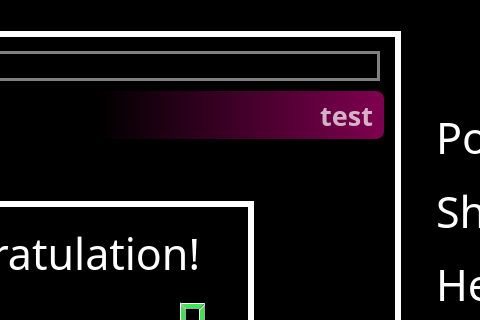
alvin5716/Shooting-Game-Space-Defender, file mainwindow.ui: the form before one commit; both pictures show x 434 to 914 and y 0 to 320 of the 1206 by 962 pixel window.
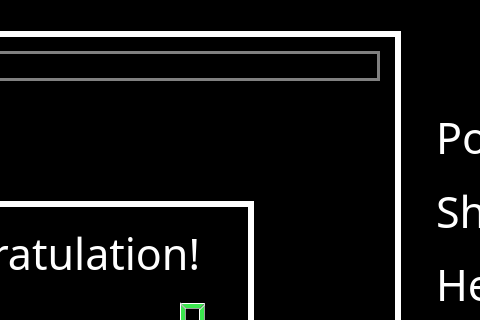
The form after the commit. Icons and pictures are not drawn. Custom widgets are drawn as their Qt base class.

```diff
--- a/mainwindow.ui
+++ b/mainwindow.ui
@@ -1024,37 +1024,6 @@
         <set>Qt::AlignCenter</set>
        </property>
       </widget>
-      <widget class="QLabel" name="BossSkill">
-       <property name="geometry">
-        <rect>
-         <x>457</x>
-         <y>60</y>
-         <width>288</width>
-         <height>48</height>
-        </rect>
-       </property>
-       <property name="font">
-        <font>
-         <family>微軟正黑體</family>
-         <pointsize>20</pointsize>
-         <weight>75</weight>
-         <bold>true</bold>
-        </font>
-       </property>
-       <property name="styleSheet">
-        <string notr="true">background:qlineargradient( x1:0 y1:0, x2:1 y2:0, stop:0 transparent, stop:1 #800050);
-color:rgba(255,255,255,0.7);
-padding-right: 3px;
-border-radius: 8px;
-border-color:transparent;</string>
-       </property>
-       <property name="text">
-        <string>test</string>
-       </property>
-       <property name="alignment">
-        <set>Qt::AlignRight|Qt::AlignTrailing|Qt::AlignVCenter</set>
-       </property>
-      </widget>
       <widget class="QProgressBar" name="BossHealth">
        <property name="geometry">
         <rect>
```
Left out of the diff: 1 changed line with no effect on the pictures.
